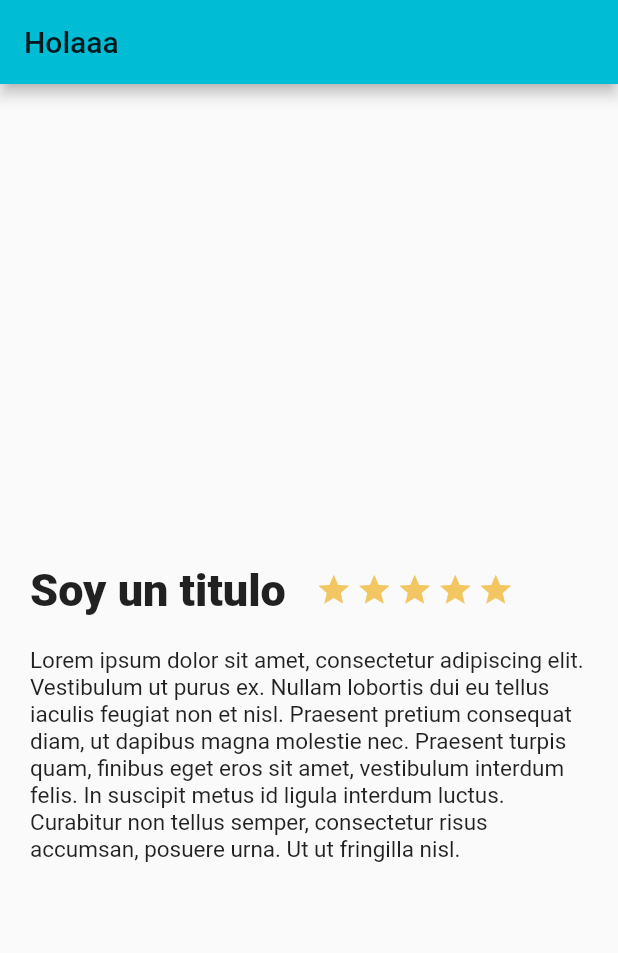
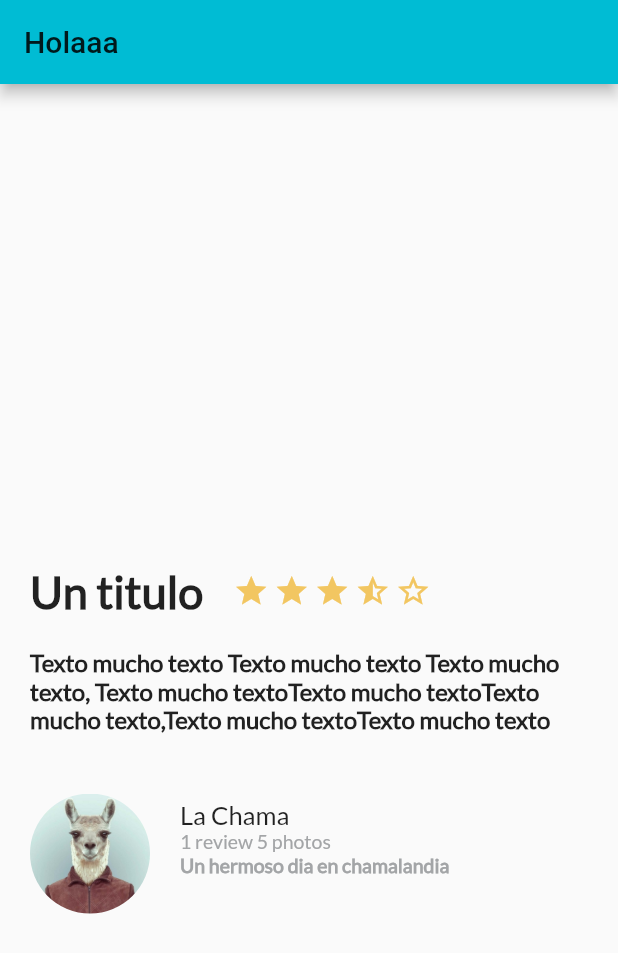
Before and after one commit to Netrhil/curso_flutter, a Flutter app: the screen it shows after launch, on a phone screen of 412 x 824 dp. Shown: the top 953 px of the screen. Run offline on Flutter 3.47's test engine with Material 2 defaults, Android fonts, the phone set to English and light mode, and no system bars.

Commit message:
Trabajo de interfaz
Signed-off-by: Jose Mansilla <saragar.jim@gmail.com>

```diff
--- a/lib/description_place.dart
+++ b/lib/description_place.dart
@@ -1,8 +1,39 @@
 import 'package:flutter/material.dart';
 
 class DescriptionPlace extends StatelessWidget {
+
+  final String namePlace;
+  final int stars;
+  final String descriptionPlace;
+
+  // constructor en dart
+  DescriptionPlace(this.descriptionPlace, this.stars, this.namePlace);
+
+
   @override
   Widget build(BuildContext context) {
+
+    final starHalf = Container(
+      margin: EdgeInsets.only(
+        top: 320.0,
+        right: 3.0
+      ),
+      child: Icon(
+        Icons.star_half,
+        color: Color(0xFFf2C661),
+      ),
+    );
+
+    final starBorder = Container(
+      margin: EdgeInsets.only(
+        top: 320.0,
+        right: 3.0
+      ),
+      child: Icon(
+        Icons.star_border,
+        color: Color(0xFFf2C661),
+      ),
+    );
 
     final star = Container(
       margin: EdgeInsets.only(
@@ -25,8 +56,9 @@ class DescriptionPlace extends StatelessWidget {
           ),
 
           child: Text(
-            "Soy un titulo",
+            namePlace,
             style: TextStyle(
+              fontFamily: "Lato",
               fontSize: 30.0,
               fontWeight: FontWeight.w900
             ),
@@ -38,8 +70,8 @@ class DescriptionPlace extends StatelessWidget {
             star,
             star,
             star,
-            star,
-            star
+            starHalf,
+            starBorder
           ],
         )
 
@@ -57,9 +89,11 @@ class DescriptionPlace extends StatelessWidget {
             bottom: 20.0
           ),
           child: Text(
-            "Lorem ipsum dolor sit amet, consectetur adipiscing elit. Vestibulum ut purus ex. Nullam lobortis dui eu tellus iaculis feugiat non et nisl. Praesent pretium consequat diam, ut dapibus magna molestie nec. Praesent turpis quam, finibus eget eros sit amet, vestibulum interdum felis. In suscipit metus id ligula interdum luctus. Curabitur non tellus semper, consectetur risus accumsan, posuere urna. Ut ut fringilla nisl.",
+            descriptionPlace,
             style: TextStyle(
-              fontSize: 15.0,
+              fontFamily: "Lato",
+              fontSize: 16.0,
+              fontWeight: FontWeight.bold
             ),
           ),
 
--- a/lib/main.dart
+++ b/lib/main.dart
@@ -1,5 +1,7 @@
 import 'package:flutter/material.dart';
 import 'description_place.dart';
+import 'review.dart';
+
 void main() => runApp(MyApp());
 
 class MyApp extends StatelessWidget {
@@ -24,9 +26,15 @@ class MyApp extends StatelessWidget {
         appBar: AppBar(
           title: Text("Holaaa"),
         ),
-        body: new DescriptionPlace(),
+        body: Column(
+          children: <Widget>[
+            new DescriptionPlace("Texto mucho texto Texto mucho texto Texto mucho texto, Texto mucho textoTexto mucho textoTexto mucho texto,Texto mucho textoTexto mucho texto", 4, "Un titulo"),
+            new Review("assets/img/le-llama.jpg", "La Chama", "1 review 5 photos", "Un hermoso dia en chamalandia"),
+          ],
+        )
+
       )
-      );
+    );
   }
 }
 
--- /dev/null
+++ b/lib/review.dart
@@ -0,0 +1,98 @@
+import 'package:flutter/material.dart';
+
+class Review extends StatelessWidget {
+
+  final String pathImage ;
+  final String name ;
+  final String details ;
+  final String comment ;
+
+  Review(this.pathImage, this.name, this.details, this.comment);
+
+  @override
+  Widget build(BuildContext context) {
+
+    final userComent = Container(
+      margin: EdgeInsets.only(
+        left: 20.0
+      ),
+
+      child: Text(
+        comment,
+        textAlign: TextAlign.left,
+        style: TextStyle(
+          fontFamily: "Lato",
+          fontSize: 13.0,
+          fontWeight: FontWeight.w900,
+          color: Color(0xFFa3a5a7),
+        )
+      )
+    );
+
+    final userInfo = Container(
+      margin: EdgeInsets.only(
+        left: 20.0
+      ),
+
+      child: Text(
+        details,
+        textAlign: TextAlign.left,
+        style: TextStyle(
+          fontFamily: "Lato",
+          fontSize: 13.0,
+          color: Color(0xFFa3a5a7),
+        )
+      )
+    );
+
+    final userName = Container(
+      margin: EdgeInsets.only(
+        left: 20.0
+      ),
+
+      child: Text(
+        name,
+        textAlign: TextAlign.left,
+        style: TextStyle(
+          fontFamily: "Lato",
+          fontSize: 17.0
+        ),
+      ),
+    );
+
+    final userDetails = Column(
+      // Alinea los elementos de la columna en la izquierda
+      crossAxisAlignment: CrossAxisAlignment.start,
+      children: <Widget>[
+        userName,
+        userInfo,
+        userComent
+      ],
+    );
+
+    final photo = Container (
+      margin: EdgeInsets.only(
+        top: 20.0,
+        left: 20.0
+      ),
+
+      width: 80.0,
+      height: 80.0,
+
+      decoration: BoxDecoration(
+        shape: BoxShape.circle,
+        image: DecorationImage(
+          fit: BoxFit.cover,
+          image: AssetImage(pathImage),
+        )
+      ),
+    );
+
+    return Row(
+      children: <Widget>[
+        photo,
+        userDetails
+      ],
+    );
+  }
+}
```
Also changed, not shown: pubspec.yaml (+6 -2 lines), assets/img/Digital-Fractal-Art.jpg (renamed from assets/Digital-Fractal-Art.jpg), assets/img/le-llama.jpg (added), fonts/Lato-Regular.ttf (added).
